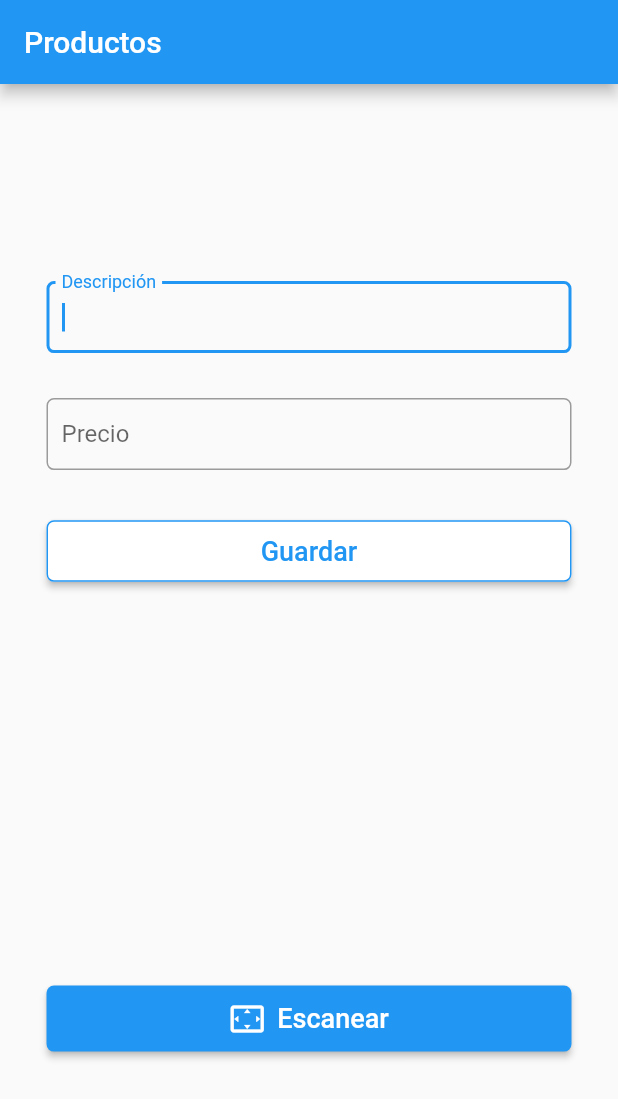
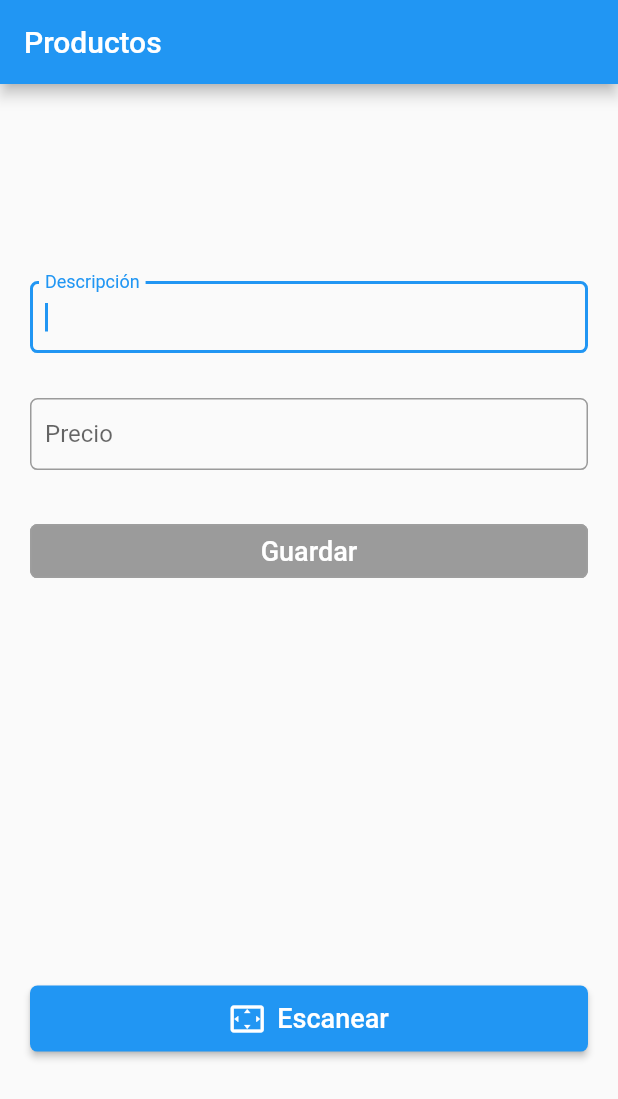
Before and after one commit to lucasavillalba/tpv-almacen-mobile, a Flutter app: the screen it shows after launch, after a tap on "Escanear", on a phone screen of 412 x 824 dp. Shown: the top 1099 px of the screen. Run offline on Flutter 3.47's test engine with Material 2 defaults, Android fonts, the phone set to English and light mode, and no system bars; our stand-ins replace dio; missing offline and left inert: flutter_barcode_scanner.

```diff
--- a/lib/src/pages/home_page.dart
+++ b/lib/src/pages/home_page.dart
@@ -2,20 +2,28 @@ import 'package:flutter/material.dart';
 import 'package:flutter_barcode_scanner/flutter_barcode_scanner.dart';
 import 'package:tpv_almacen_barcode_scanner/src/models/product_model.dart';
 import 'package:tpv_almacen_barcode_scanner/src/providers/product_provider.dart';
+import 'dart:async';
 
 class HomePage extends StatefulWidget {
   @override
   _HomePageState createState() => _HomePageState();
 }
 
-class _HomePageState extends State<HomePage> {
-  FocusNode myFocusNode;
+class _HomePageState extends State<HomePage> with TickerProviderStateMixin {
+  FocusNode scanButtonFocus;
+  FocusNode descriptionTextFieldFocus;
   final _formKey = GlobalKey<FormState>();
   final _productProvider = new ProductProvider();
 
   ProductModel product = new ProductModel();
 
   String _barcode ="";
+  bool _isPressed = false, _animatingReveal = false;
+  int _buttonSaveState = 0;
+  double _buttonSaveWith = double.infinity;
+  Animation _animation;
+  GlobalKey _buttonKey = GlobalKey();
+  bool _isButtonDisabled = true;
 
   final _descriptionController = TextEditingController();
   final _priceController = TextEditingController();
@@ -36,7 +44,7 @@ class _HomePageState extends State<HomePage> {
       }
       _barcode = barcode;
       product.barcode = barcode;
-      myFocusNode.requestFocus();
+      descriptionTextFieldFocus.requestFocus();
     });
   }
 
@@ -44,16 +52,30 @@ class _HomePageState extends State<HomePage> {
   void initState() {
     super.initState();
 
-    myFocusNode = FocusNode();
+    scanButtonFocus = FocusNode();
+    descriptionTextFieldFocus = FocusNode();
+
+    _descriptionController.addListener(_enableSaveButton);
+    _priceController.addListener(_enableSaveButton);
   }
 
    @override
   void dispose() {
     // Clean up the focus node when the Form is disposed.
-    myFocusNode.dispose();
+    scanButtonFocus.dispose();
+    descriptionTextFieldFocus.dispose();
 
+    _priceController.dispose();
+    _descriptionController.dispose();
     super.dispose();
   }
+
+  @override
+  void deactivate() {
+    reset();
+    super.deactivate();
+  }
+
   @override
   Widget build(BuildContext context) {
     return Scaffold(
@@ -63,7 +85,7 @@ class _HomePageState extends State<HomePage> {
       body: Center(
         child: Container(
           height: MediaQuery.of(context).size.height*0.8,
-          width: 350.0,
+          padding: EdgeInsets.symmetric(horizontal: 20.0),
           child: Form(
             key: _formKey,
             child: ListView(
@@ -99,7 +121,7 @@ class _HomePageState extends State<HomePage> {
    return Container(
       margin: EdgeInsets.only(bottom: 30.0),
       child: TextFormField(
-        focusNode: myFocusNode,
+        focusNode: descriptionTextFieldFocus,
         textInputAction: TextInputAction.next,
         textCapitalization: TextCapitalization.characters,
         controller: _descriptionController,
@@ -111,15 +133,12 @@ class _HomePageState extends State<HomePage> {
           ),
         ),
         onSaved: ( value ) => { product.description = value },
-        validator: ( descriptionValue ){
+        validator: ( descriptionValue ) {
           if (descriptionValue.isEmpty ){
             return 'Ingrese descripción';
           }
           return null;
         },
-        onChanged: ( descriptionValue ) => setState(() {
-          product.description = descriptionValue;
-          })
       ),
     );
   }
@@ -129,6 +148,7 @@ class _HomePageState extends State<HomePage> {
         margin: EdgeInsets.only(bottom: 30.0),
         child: TextFormField(
           keyboardType: TextInputType.number,
+          textInputAction: TextInputAction.done,
           controller: _priceController,
           decoration: InputDecoration(
             labelText: "Precio",
@@ -138,7 +158,7 @@ class _HomePageState extends State<HomePage> {
             ),
           ),
           onSaved: ( value ) => {
-            product.salesprice = double.parse(value)
+            product.salesprice =  product.costprice = double.parse(value)
            },
           validator: ( priceValue ){
             if (priceValue.isEmpty ){
@@ -146,36 +166,43 @@ class _HomePageState extends State<HomePage> {
             }
               return null;
           },
-          onChanged: ( priceValue ) => setState(() {
-            product.costprice = double.parse(priceValue);
-            product.salesprice = double.parse(priceValue);
-            })
         ),
       );
     }
 
  Widget _createSaveProductButton(BuildContext context) {
-    return RaisedButton(
-      autofocus: true,
-      shape: RoundedRectangleBorder(
-        side: BorderSide(color: Colors.blue),
-        borderRadius: BorderRadius.circular(5.0)
-        ),
-      onPressed: () => _submit(context),
-      padding: EdgeInsets.all(10.0),
-      color: Colors.white,
-        child: Text('Guardar',
-          style: TextStyle(
-            fontSize: 18,
-            color: Colors.blue,
-            )
-        )
-        );
+    return Center(
+      child: Container(
+        width: _buttonSaveWith,
+        child: RaisedButton(
+          key: _buttonKey,
+          child: buildButtonChild(),
+          elevation: calculateElevation(),
+          onHighlightChanged: (isPressed){
+            setState((){
+              _isPressed = isPressed;
+              if (_buttonSaveState == 0 ){
+                _animateButton();
+              }
+              });
+          },
+          shape: RoundedRectangleBorder(
+            side: _buttonSaveState == 2 ? BorderSide(color: Colors.green) : _isButtonDisabled == true ? BorderSide(color: Colors.grey[500]) : BorderSide(color: Colors.blue),
+            borderRadius: BorderRadius.circular(5.0)
+            ),
+          onPressed: _isButtonDisabled == true ? null : () => _submit(context),
+          padding: EdgeInsets.all(0.0),
+          color: _buttonSaveState == 2 ? Colors.green : Colors.blue,
+            ),
+      ),
+    );
   }
 
  Widget _createScanButton(BuildContext context) {
     return RaisedButton.icon(
+      focusNode: scanButtonFocus,
       shape: RoundedRectangleBorder(
+
         borderRadius: BorderRadius.circular(5.0)
 
         ),
@@ -183,26 +210,118 @@ class _HomePageState extends State<HomePage> {
       padding: EdgeInsets.all(10.0),
       color: Colors.blue,
         icon: Icon(Icons.settings_overscan, color: Colors.white),
-        label: Text('Escanear', style: TextStyle(fontSize: 18.0, color: Colors.white),),
-
+        label: Text('Escanear',  style: TextStyle(fontSize: 18.0, color: Colors.white),),
         );
   }
 
+  _enableSaveButton(){
+    if (_descriptionController.text != "" && _priceController.text != "" ){
+      setState((){
+        _isButtonDisabled = false;
+      });
+      return ;
+    }
+    setState((){
+        _isButtonDisabled = true;
+    });
+  }
  _submit(BuildContext context) async{
-      if( !_formKey.currentState.validate() ) return;
+    if( !_formKey.currentState.validate() ) return;
 
    _formKey.currentState.save();
 
   _productProvider.createProduct(context, product).then((value) {
   if (  value == true ){
-      clearTextInput();
       setState(() {
         product = new ProductModel();
+        _buttonSaveState = 2;
+        scanButtonFocus.requestFocus();
+        clearTextInput();
       });
   }else{
-    //TODO: Show error
+      setState(() {
+        _buttonSaveState = -1;
+      });
   }
 
   });
  }
+
+ _animateButton(){
+   double initialWidth = _buttonKey.currentContext.size.width;
+
+   var controller = AnimationController(duration: Duration(milliseconds: 800), vsync: this);
+
+   _animation = Tween( begin: 0.0, end: 1.0)
+    .animate(controller)
+    ..addListener((){
+     setState(() {
+       _buttonSaveWith = initialWidth - ((initialWidth - 48.0) * _animation.value);
+     });
+    });
+
+    controller.forward();
+
+    setState(() {
+      _buttonSaveState = 1;
+    });
+
+    Timer(Duration(milliseconds: 2000),() {
+      setState(() {
+        _buttonSaveState = 0;
+        _buttonSaveWith = initialWidth;
+        _isButtonDisabled = true;
+      });
+     });
+
+     Timer(Duration(milliseconds: 1000), () {
+       setState(() {
+        _animatingReveal = true;
+       });
+    });
+ }
+
+ Widget buildButtonChild(){
+
+  if(_buttonSaveState == -1){
+     return Icon(Icons.error, color: Colors.red);
+   }
+
+   if ( _buttonSaveState == 0){
+     return Text('Guardar',
+            style: TextStyle(
+              fontSize: 18,
+              color: Colors.white,
+              )
+          );
+   }
+
+   if(_buttonSaveState == 1){
+     return SizedBox(
+        height: 25.0,
+        width: 25.0,
+        child: CircularProgressIndicator(
+          value: null,
+          valueColor: AlwaysStoppedAnimation<Color>(Colors.blue),
+        ),
+      );
+   }
+
+  return Icon(Icons.check, color: Colors.white);
+
+ }
+
+   double calculateElevation() {
+    if (_animatingReveal) {
+      return 0.0;
+    } else {
+      return _isPressed ? 6.0 : 4.0;
+    }
+  }
+  void reset() {
+    _buttonSaveWith = double.infinity;
+    _animatingReveal = false;
+    _buttonSaveWith = 0;
+  }
+
 }
```
